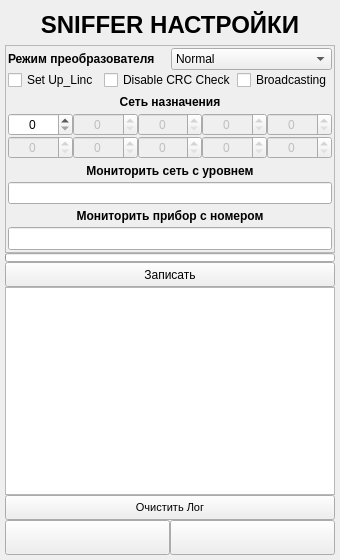
The window that ANDROID_FORMS/sniffer_settings_form.ui (DavidSiegman/PLC_RF_Configurator) describes before a commit, drawn with Qt 5.
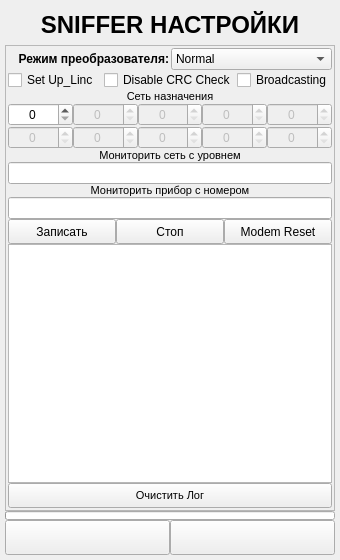
The same window after the commit. Icons and pictures are not drawn.

Commit message: 11.11.2018 21:49: SI4432 Config Class and SI4432 form was fixed

```diff
--- a/ANDROID_FORMS/sniffer_settings_form.ui
+++ b/ANDROID_FORMS/sniffer_settings_form.ui
@@ -61,6 +61,9 @@
    </item>
    <item>
     <widget class="QScrollArea" name="scrollArea">
+     <property name="horizontalScrollBarPolicy">
+      <enum>Qt::ScrollBarAlwaysOff</enum>
+     </property>
      <property name="widgetResizable">
       <bool>true</bool>
      </property>
@@ -70,7 +73,7 @@
         <x>0</x>
         <y>0</y>
         <width>328</width>
-        <height>204</height>
+        <height>459</height>
        </rect>
       </property>
       <layout class="QVBoxLayout" name="verticalLayout_2">
@@ -96,6 +99,12 @@
          </property>
          <item>
           <widget class="QLabel" name="label_2">
+           <property name="sizePolicy">
+            <sizepolicy hsizetype="Minimum" vsizetype="Minimum">
+             <horstretch>0</horstretch>
+             <verstretch>0</verstretch>
+            </sizepolicy>
+           </property>
            <property name="font">
             <font>
              <family>Microsoft YaHei UI</family>
@@ -104,7 +113,10 @@
             </font>
            </property>
            <property name="text">
-            <string>Режим преобразователя</string>
+            <string>Режим преобразователя:</string>
+           </property>
+           <property name="alignment">
+            <set>Qt::AlignRight|Qt::AlignTrailing|Qt::AlignVCenter</set>
            </property>
           </widget>
          </item>
@@ -182,11 +194,18 @@
        </item>
        <item>
         <widget class="QLabel" name="label_3">
+         <property name="sizePolicy">
+          <sizepolicy hsizetype="Minimum" vsizetype="Minimum">
+           <horstretch>0</horstretch>
+           <verstretch>0</verstretch>
+          </sizepolicy>
+         </property>
          <property name="font">
           <font>
            <family>Microsoft YaHei UI</family>
-           <weight>75</weight>
-           <bold>true</bold>
+           <pointsize>8</pointsize>
+           <weight>50</weight>
+           <bold>false</bold>
           </font>
          </property>
          <property name="text">
@@ -204,6 +223,12 @@
          </property>
          <item>
           <widget class="QSpinBox" name="LVL0">
+           <property name="sizePolicy">
+            <sizepolicy hsizetype="Minimum" vsizetype="Minimum">
+             <horstretch>0</horstretch>
+             <verstretch>0</verstretch>
+            </sizepolicy>
+           </property>
            <property name="minimumSize">
             <size>
              <width>0</width>
@@ -228,6 +253,12 @@
            <property name="enabled">
             <bool>false</bool>
            </property>
+           <property name="sizePolicy">
+            <sizepolicy hsizetype="Minimum" vsizetype="Minimum">
+             <horstretch>0</horstretch>
+             <verstretch>0</verstretch>
+            </sizepolicy>
+           </property>
            <property name="minimumSize">
             <size>
              <width>0</width>
@@ -252,6 +283,12 @@
            <property name="enabled">
             <bool>false</bool>
            </property>
+           <property name="sizePolicy">
+            <sizepolicy hsizetype="Minimum" vsizetype="Minimum">
+             <horstretch>0</horstretch>
+             <verstretch>0</verstretch>
+            </sizepolicy>
+           </property>
            <property name="minimumSize">
             <size>
              <width>0</width>
@@ -276,6 +313,12 @@
            <property name="enabled">
             <bool>false</bool>
            </property>
+           <property name="sizePolicy">
+            <sizepolicy hsizetype="Minimum" vsizetype="Minimum">
+             <horstretch>0</horstretch>
+             <verstretch>0</verstretch>
+            </sizepolicy>
+           </property>
            <property name="minimumSize">
             <size>
              <width>0</width>
@@ -300,6 +343,12 @@
            <property name="enabled">
             <bool>false</bool>
            </property>
+           <property name="sizePolicy">
+            <sizepolicy hsizetype="Minimum" vsizetype="Minimum">
+             <horstretch>0</horstretch>
+             <verstretch>0</verstretch>
+            </sizepolicy>
+           </property>
            <property name="minimumSize">
             <size>
              <width>0</width>
@@ -331,6 +380,12 @@
            <property name="enabled">
             <bool>false</bool>
            </property>
+           <property name="sizePolicy">
+            <sizepolicy hsizetype="Minimum" vsizetype="Minimum">
+             <horstretch>0</horstretch>
+             <verstretch>0</verstretch>
+            </sizepolicy>
+           </property>
            <property name="minimumSize">
             <size>
              <width>0</width>
@@ -355,6 +410,12 @@
            <property name="enabled">
             <bool>false</bool>
            </property>
+           <property name="sizePolicy">
+            <sizepolicy hsizetype="Minimum" vsizetype="Minimum">
+             <horstretch>0</horstretch>
+             <verstretch>0</verstretch>
+            </sizepolicy>
+           </property>
            <property name="minimumSize">
             <size>
              <width>0</width>
@@ -379,6 +440,12 @@
            <property name="enabled">
             <bool>false</bool>
            </property>
+           <property name="sizePolicy">
+            <sizepolicy hsizetype="Minimum" vsizetype="Minimum">
+             <horstretch>0</horstretch>
+             <verstretch>0</verstretch>
+            </sizepolicy>
+           </property>
            <property name="minimumSize">
             <size>
              <width>0</width>
@@ -403,6 +470,12 @@
            <property name="enabled">
             <bool>false</bool>
            </property>
+           <property name="sizePolicy">
+            <sizepolicy hsizetype="Minimum" vsizetype="Minimum">
+             <horstretch>0</horstretch>
+             <verstretch>0</verstretch>
+            </sizepolicy>
+           </property>
            <property name="minimumSize">
             <size>
              <width>0</width>
@@ -427,6 +500,12 @@
            <property name="enabled">
             <bool>false</bool>
            </property>
+           <property name="sizePolicy">
+            <sizepolicy hsizetype="Minimum" vsizetype="Minimum">
+             <horstretch>0</horstretch>
+             <verstretch>0</verstretch>
+            </sizepolicy>
+           </property>
            <property name="minimumSize">
             <size>
              <width>0</width>
@@ -450,11 +529,18 @@
        </item>
        <item>
         <widget class="QLabel" name="label_4">
+         <property name="sizePolicy">
+          <sizepolicy hsizetype="Minimum" vsizetype="Minimum">
+           <horstretch>0</horstretch>
+           <verstretch>0</verstretch>
+          </sizepolicy>
+         </property>
          <property name="font">
           <font>
            <family>Microsoft YaHei UI</family>
-           <weight>75</weight>
-           <bold>true</bold>
+           <pointsize>8</pointsize>
+           <weight>50</weight>
+           <bold>false</bold>
           </font>
          </property>
          <property name="text">
@@ -509,8 +595,9 @@
          <property name="font">
           <font>
            <family>Microsoft YaHei UI</family>
-           <weight>75</weight>
-           <bold>true</bold>
+           <pointsize>8</pointsize>
+           <weight>50</weight>
+           <bold>false</bold>
           </font>
          </property>
          <property name="text">
@@ -554,6 +641,119 @@
          </property>
         </widget>
        </item>
+       <item>
+        <layout class="QHBoxLayout" name="horizontalLayout_4">
+         <property name="spacing">
+          <number>0</number>
+         </property>
+         <item>
+          <widget class="QPushButton" name="Write">
+           <property name="sizePolicy">
+            <sizepolicy hsizetype="Minimum" vsizetype="Minimum">
+             <horstretch>0</horstretch>
+             <verstretch>0</verstretch>
+            </sizepolicy>
+           </property>
+           <property name="minimumSize">
+            <size>
+             <width>0</width>
+             <height>25</height>
+            </size>
+           </property>
+           <property name="font">
+            <font>
+             <family>Microsoft YaHei UI</family>
+            </font>
+           </property>
+           <property name="text">
+            <string>Записать</string>
+           </property>
+          </widget>
+         </item>
+         <item>
+          <widget class="QPushButton" name="Stop">
+           <property name="sizePolicy">
+            <sizepolicy hsizetype="Minimum" vsizetype="Minimum">
+             <horstretch>0</horstretch>
+             <verstretch>0</verstretch>
+            </sizepolicy>
+           </property>
+           <property name="minimumSize">
+            <size>
+             <width>0</width>
+             <height>25</height>
+            </size>
+           </property>
+           <property name="font">
+            <font>
+             <family>Microsoft YaHei UI</family>
+            </font>
+           </property>
+           <property name="text">
+            <string>Стоп</string>
+           </property>
+          </widget>
+         </item>
+         <item>
+          <widget class="QPushButton" name="Reset">
+           <property name="sizePolicy">
+            <sizepolicy hsizetype="Minimum" vsizetype="Minimum">
+             <horstretch>0</horstretch>
+             <verstretch>0</verstretch>
+            </sizepolicy>
+           </property>
+           <property name="minimumSize">
+            <size>
+             <width>0</width>
+             <height>25</height>
+            </size>
+           </property>
+           <property name="font">
+            <font>
+             <family>Microsoft YaHei UI</family>
+            </font>
+           </property>
+           <property name="text">
+            <string>Modem Reset</string>
+           </property>
+          </widget>
+         </item>
+        </layout>
+       </item>
+       <item>
+        <widget class="QPlainTextEdit" name="console">
+         <property name="minimumSize">
+          <size>
+           <width>0</width>
+           <height>200</height>
+          </size>
+         </property>
+         <property name="font">
+          <font>
+           <pointsize>7</pointsize>
+          </font>
+         </property>
+        </widget>
+       </item>
+       <item>
+        <widget class="QPushButton" name="ClearConsole">
+         <property name="minimumSize">
+          <size>
+           <width>0</width>
+           <height>25</height>
+          </size>
+         </property>
+         <property name="font">
+          <font>
+           <family>Microsoft YaHei UI</family>
+           <pointsize>8</pointsize>
+          </font>
+         </property>
+         <property name="text">
+          <string>Очистить Лог</string>
+         </property>
+        </widget>
+       </item>
       </layout>
      </widget>
     </widget>
@@ -583,61 +783,6 @@
      </property>
     </widget>
    </item>
-   <item>
-    <widget class="QPushButton" name="Write">
-     <property name="enabled">
-      <bool>true</bool>
-     </property>
-     <property name="sizePolicy">
-      <sizepolicy hsizetype="Minimum" vsizetype="Minimum">
-       <horstretch>0</horstretch>
-       <verstretch>0</verstretch>
-      </sizepolicy>
-     </property>
-     <property name="minimumSize">
-      <size>
-       <width>0</width>
-       <height>25</height>
-      </size>
-     </property>
-     <property name="font">
-      <font>
-       <family>Microsoft YaHei UI</family>
-      </font>
-     </property>
-     <property name="text">
-      <string>Записать</string>
-     </property>
-    </widget>
-   </item>
-   <item>
-    <widget class="QPlainTextEdit" name="console">
-     <property name="font">
-      <font>
-       <pointsize>7</pointsize>
-      </font>
-     </property>
-    </widget>
-   </item>
-   <item>
-    <widget class="QPushButton" name="ClearConsole">
-     <property name="minimumSize">
-      <size>
-       <width>0</width>
-       <height>25</height>
-      </size>
-     </property>
-     <property name="font">
-      <font>
-       <family>Microsoft YaHei UI</family>
-       <pointsize>8</pointsize>
-      </font>
-     </property>
-     <property name="text">
-      <string>Очистить Лог</string>
-     </property>
-    </widget>
-   </item>
    <item>
     <layout class="QHBoxLayout" name="horizontalLayout">
      <property name="spacing">
```
Left out of the diff: 24 changed lines with no effect on the pictures. The commit also changes 33 other files.
